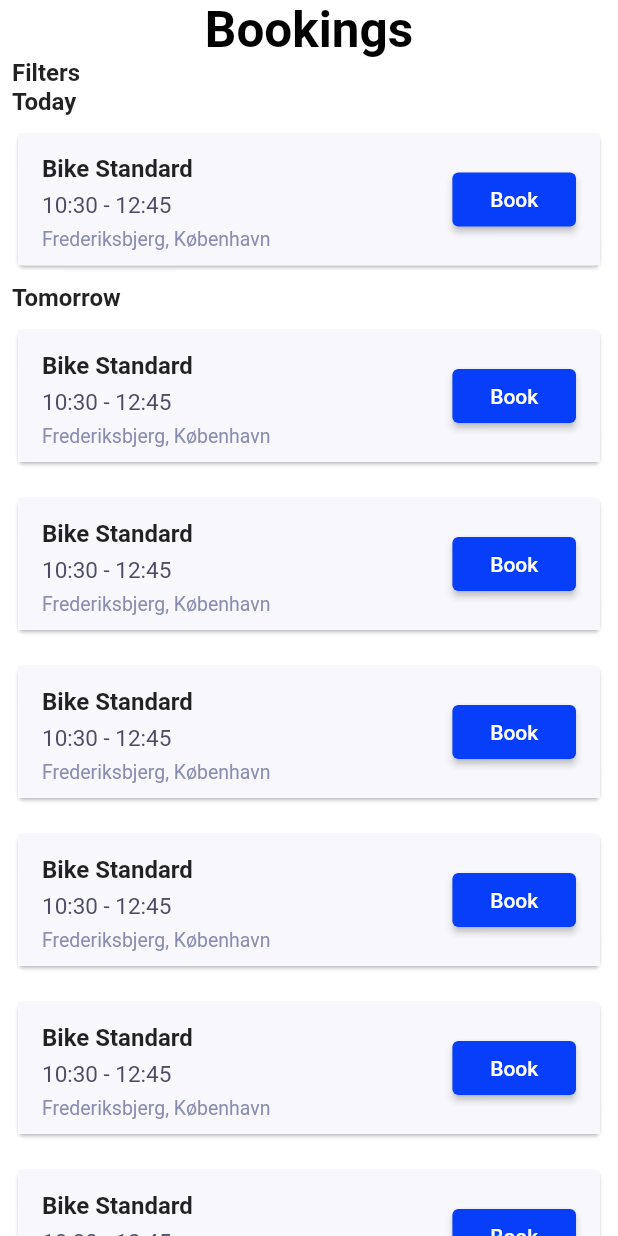
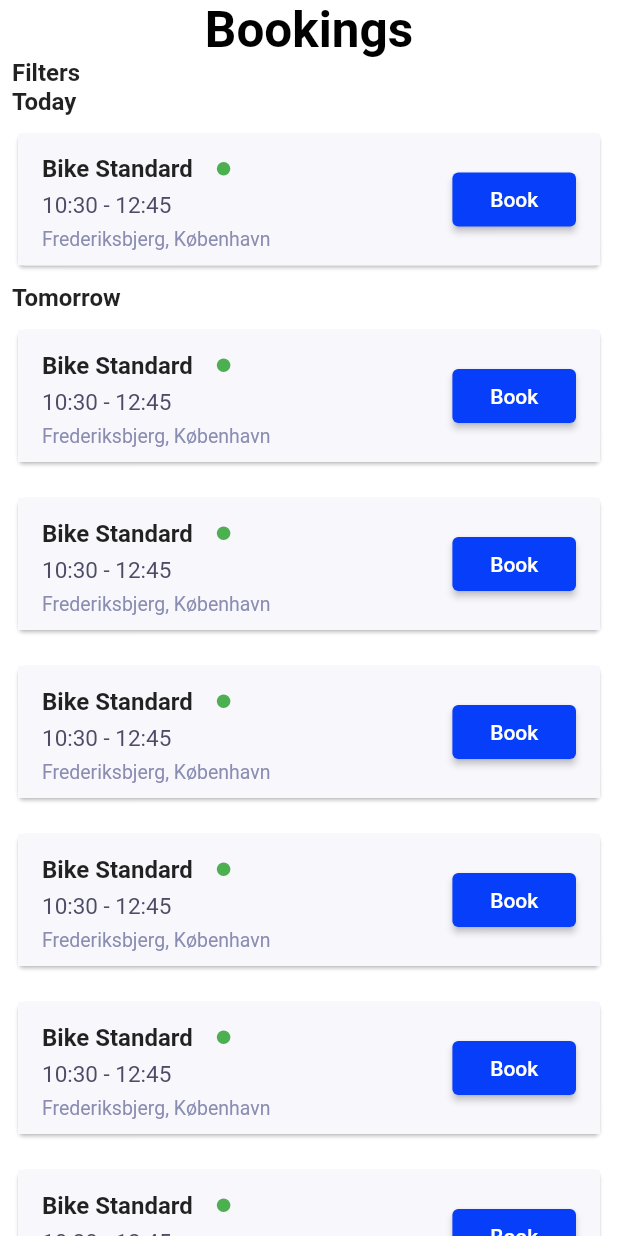
Before and after one commit to beefitten/BeefitMember.Application, a Flutter app: the screen it shows after launch, on a phone screen of 412 x 824 dp. Run offline on Flutter 3.47's test engine with Material 2 defaults, Android fonts, the phone set to English and light mode, and no system bars; our stand-ins replace carousel_slider, equatable, flutter_bloc, flutter_secure_storage, flutter_svg, smooth_page_indicator; missing offline and left inert: flutter_displaymode.

Commit message:
classes list done

```diff
--- a/lib/bookings/pages/bookings_list/booking_card.dart
+++ b/lib/bookings/pages/bookings_list/booking_card.dart
@@ -4,7 +4,14 @@ import 'package:flutter/material.dart';
 class BookingCard extends StatefulWidget {
   final String timeStart, timeEnd, className, place, city;
 
-  const BookingCard({Key? key, required this.timeStart, required this.timeEnd, required this.className, required this.place, required this.city}) : super(key: key);
+  const BookingCard(
+      {Key? key,
+      required this.timeStart,
+      required this.timeEnd,
+      required this.className,
+      required this.place,
+      required this.city})
+      : super(key: key);
 
   @override
   _BookingCardState createState() => _BookingCardState();
@@ -12,6 +19,7 @@ class BookingCard extends StatefulWidget {
 
 class _BookingCardState extends State<BookingCard> {
   bool _isBooked = false;
+  bool _isFull = false;
 
   handleBook() {
     setState(() {
@@ -76,7 +84,22 @@ class _BookingCardState extends State<BookingCard> {
               alignment: Alignment.centerRight,
               children: [
                 ListTile(
-                    title: generalHeaderText("$className"),
+                    title: Row(
+                      children: [
+                        generalHeaderText("$className"),
+                        Padding(
+                          padding: const EdgeInsets.only(left: 16.0, top: 10.0),
+                          child: Container(
+                            width: 9,
+                            height: 9,
+                            decoration: BoxDecoration(
+                              shape: BoxShape.circle,
+                              color: _isFull? Colors.red : Colors.green,
+                            ),
+                          ),
+                        ),
+                      ],
+                    ),
                     subtitle: Row(
                       mainAxisAlignment: MainAxisAlignment.start,
                       children: [
```
Lines whose indentation alone changed are shown as unchanged.
